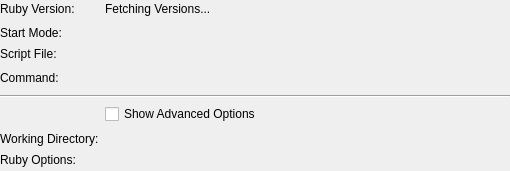
Qt form src/brickv/plugin_system/plugins/red/ui/program_info_ruby.ui (Tinkerforge/brickv) before a commit.
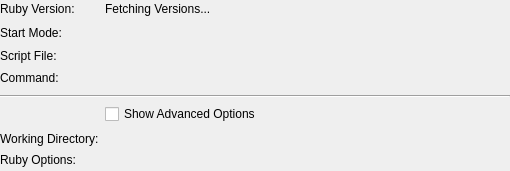
The same form after that commit.

Commit message: red-brick/pi: Fix label text alignment

```diff
--- a/src/brickv/plugin_system/plugins/red/ui/program_info_ruby.ui
+++ b/src/brickv/plugin_system/plugins/red/ui/program_info_ruby.ui
@@ -38,9 +38,6 @@
        <property name="text">
         <string>Script File:</string>
        </property>
-       <property name="alignment">
-        <set>Qt::AlignLeading|Qt::AlignLeft|Qt::AlignTop</set>
-       </property>
       </widget>
      </item>
      <item row="3" column="0">
```
Left out of the diff: 3 changed lines with no effect on the pictures. The commit also changes 10 other files.
